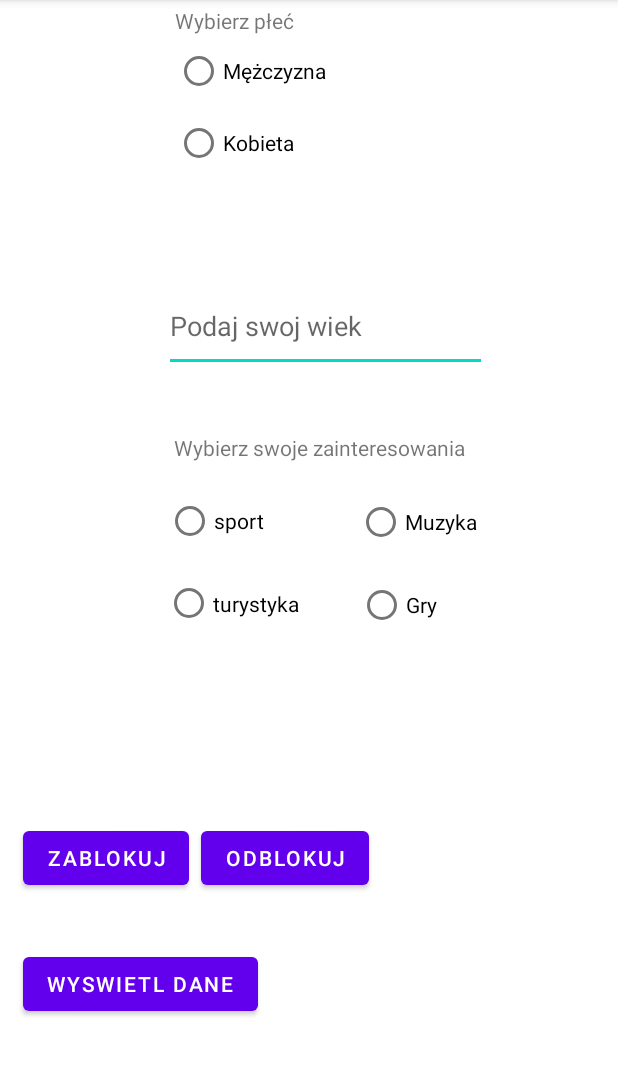
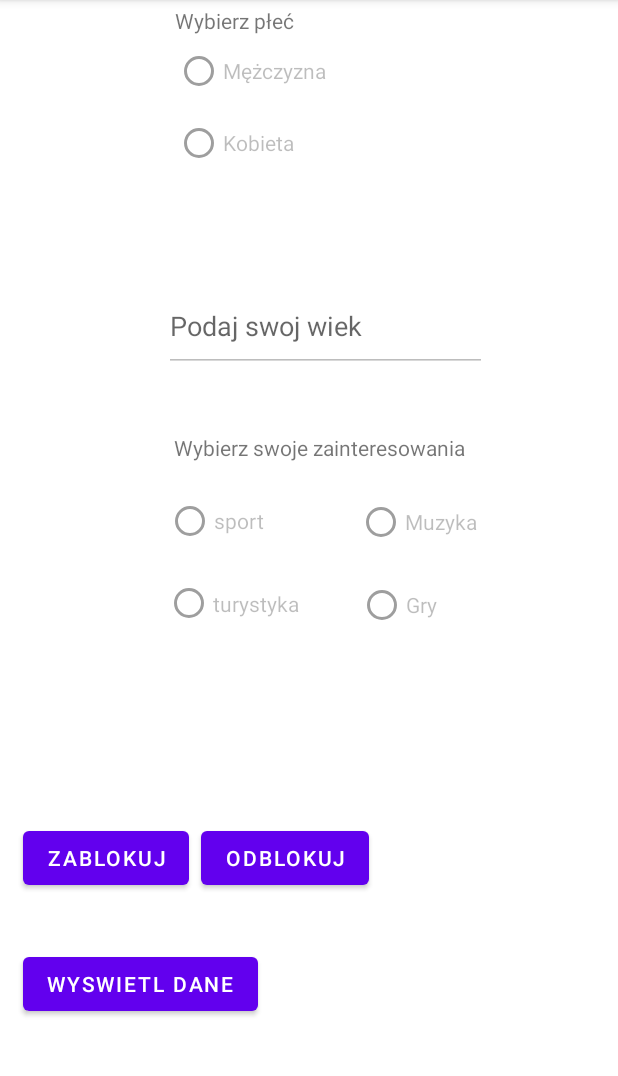
Before and after one commit to Kakaoss/ZadanieNaOcene-23.03.2022, an Android app: the screen it shows after launch (MainActivity), after a tap on "ZABLOKUJ", on a phone screen of 412 x 824 dp, the part 84-1160 px from its top. Run offline under Robolectric (Android 15) with nearby library versions, the phone set to English and light mode, and no system bars.

Commit message:
zablokowywanie i odblokowywanie skonczone

```diff
--- a/app/src/main/java/com/example/zadanienaocene_23032022/MainActivity.kt
+++ b/app/src/main/java/com/example/zadanienaocene_23032022/MainActivity.kt
@@ -3,6 +3,7 @@ package com.example.zadanienaocene_23032022
 import androidx.appcompat.app.AppCompatActivity
 import android.os.Bundle
 import android.widget.Button
+import android.widget.EditText
 import android.widget.RadioButton
 
 class MainActivity : AppCompatActivity() {
@@ -13,11 +14,32 @@ class MainActivity : AppCompatActivity() {
 
             val zablokujdane = findViewById<Button>(R.id.btnZab)
             val odblokujdane = findViewById<Button>(R.id.btnOdb)
-            var PlecM = findViewById<RadioButton>(R.id.Pm)
+            val PlecM = findViewById<RadioButton>(R.id.Pm)
+            val PlecK = findViewById<RadioButton>(R.id.Pk)
+            val Muzyka = findViewById<RadioButton>(R.id.radioMuzyka)
+            val Sport = findViewById<RadioButton>(R.id.radioSport)
+            val turystyka = findViewById<RadioButton>(R.id.radioTurystyka)
+            val gry = findViewById<RadioButton>(R.id.radioGry)
+            val wiek = findViewById<EditText>(R.id.TextWiek)
 
 
         zablokujdane.setOnClickListener {
-
+            PlecM.isEnabled = false
+            PlecK.isEnabled = false
+            Muzyka.isEnabled = false
+            Sport.isEnabled = false
+            turystyka.isEnabled = false
+            gry.isEnabled = false
+            wiek.isEnabled = false
+        }
+        odblokujdane.setOnClickListener {
+            PlecM.isEnabled = true
+            PlecK.isEnabled = true
+            Muzyka.isEnabled = true
+            Sport.isEnabled = true
+            turystyka.isEnabled = true
+            gry.isEnabled = true
+            wiek.isEnabled = true
         }
     }
 }
--- a/app/src/main/res/layout/activity_main.xml
+++ b/app/src/main/res/layout/activity_main.xml
@@ -80,7 +80,7 @@
         app:layout_constraintStart_toStartOf="parent" />
 
     <EditText
-        android:id="@+id/editTextNumber"
+        android:id="@+id/TextWiek"
         android:layout_width="215dp"
         android:layout_height="61dp"
         android:layout_marginBottom="520dp"
```
